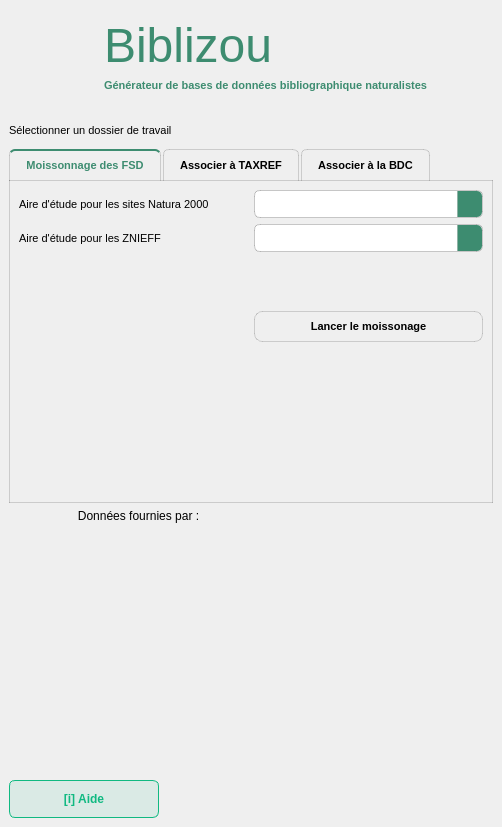
Before: the Qt Designer form biblizou_dockwidget_base.ui in Ki-Mor/biblizou, drawn with Qt 5.
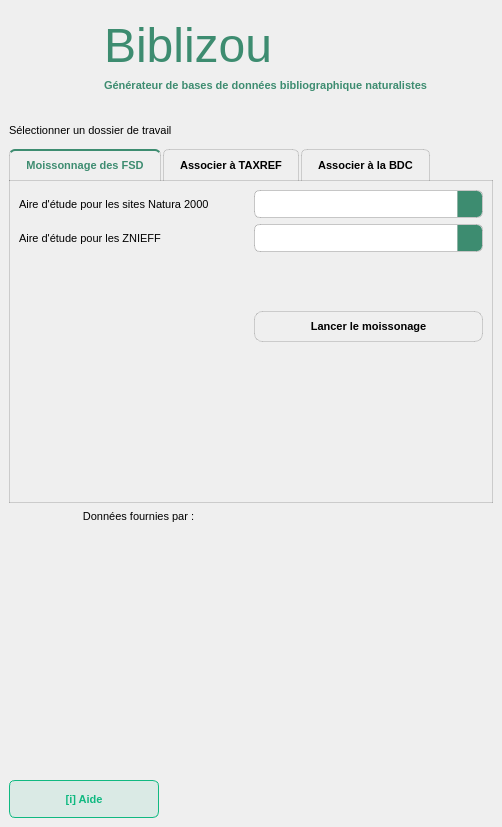
After: the same form once the commit is applied. Icons and pictures are not drawn. Custom widgets are drawn as their Qt base class.

Patch:
```diff
--- a/biblizou_dockwidget_base.ui
+++ b/biblizou_dockwidget_base.ui
@@ -494,12 +494,20 @@
           <height>118</height>
          </size>
         </property>
+        <property name="font">
+         <font>
+          <pointsize>8</pointsize>
+         </font>
+        </property>
         <property name="text">
          <string>Données fournies par :</string>
         </property>
         <property name="alignment">
          <set>Qt::AlignCenter</set>
         </property>
+        <property name="wordWrap">
+         <bool>true</bool>
+        </property>
        </widget>
       </item>
       <item>
@@ -1230,6 +1238,7 @@
       </property>
       <property name="font">
        <font>
+        <pointsize>8</pointsize>
         <weight>75</weight>
         <bold>true</bold>
        </font>
```
